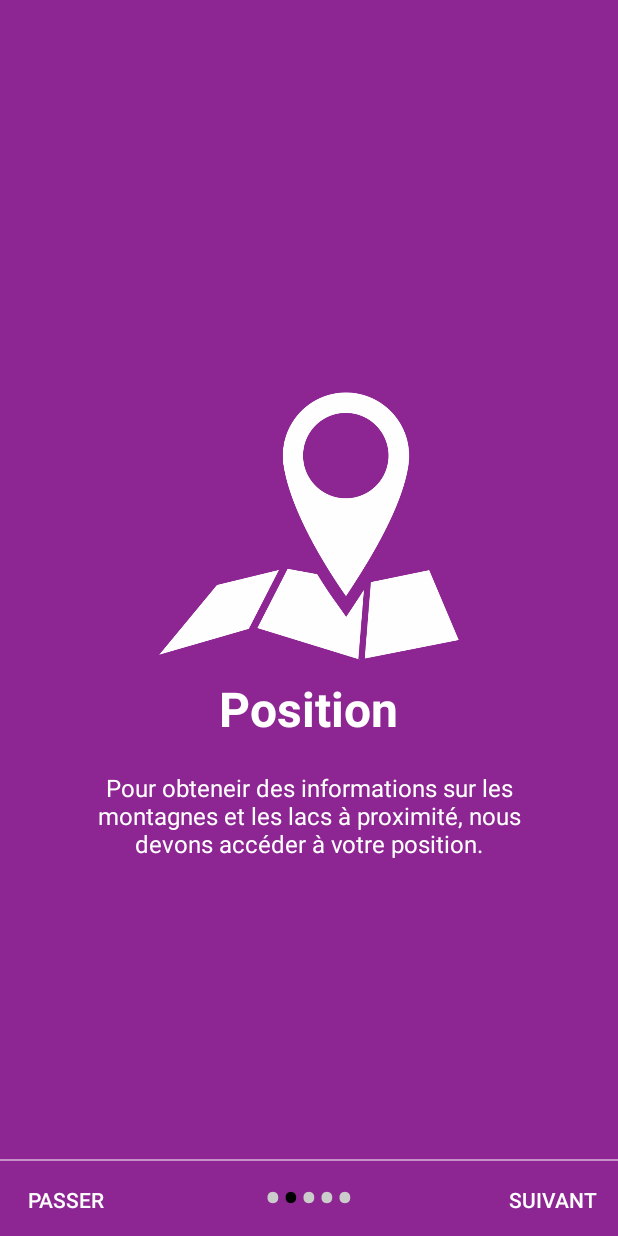
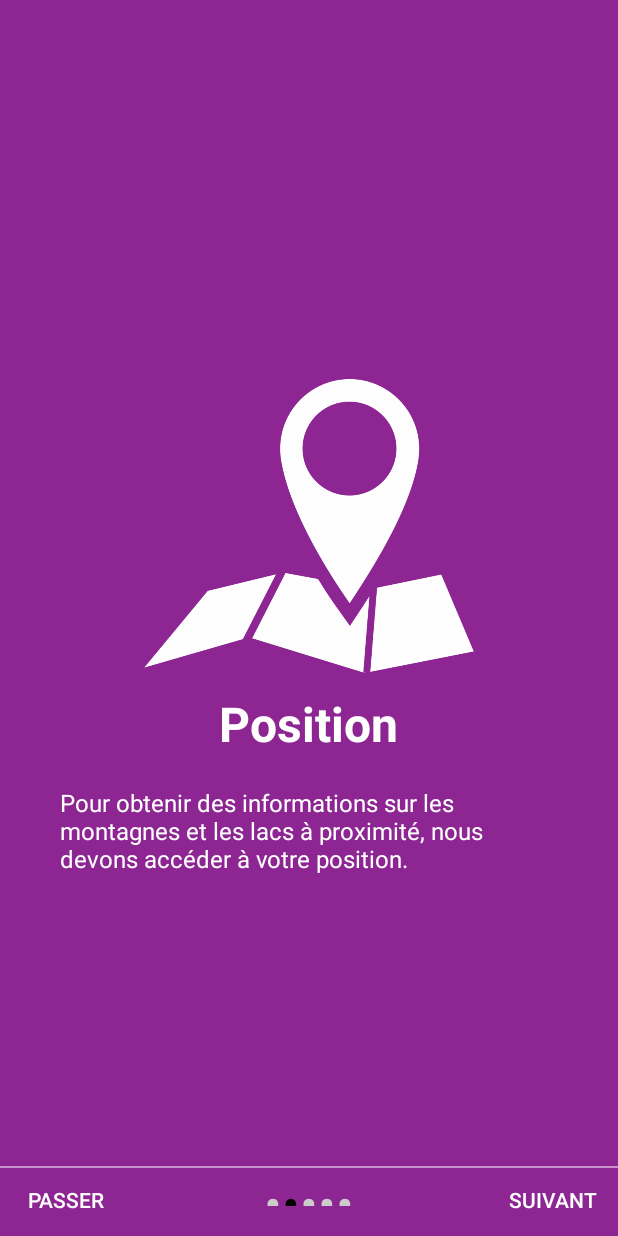
Before and after one commit to darkAlvarado/Projet-Mountain, an Android app: the TutoActivity screen opened directly, with no data from a screen before it, after a tap on "SUIVANT", on a phone screen of 412 x 824 dp. Run offline under Robolectric (Android 15) with nearby library versions, the light colour scheme and no system bars; Roboto replaces fonts that are not available here.

Commit message:
Colors
Modification dans la coleur

```diff
--- a/app/src/main/res/layout/app_bar_main.xml
+++ b/app/src/main/res/layout/app_bar_main.xml
@@ -12,9 +12,6 @@
         android:layout_height="58dp"
         android:layout_gravity="bottom|end"
         android:layout_margin="@dimen/fab_margin"
-        android:tint="@android:color/transparent"
-        app:backgroundTint="@color/cast_libraries_material_featurehighlight_text_header_color"
-        app:fabSize="mini"
         app:rippleColor="#439644"
         app:srcCompat="@drawable/camera"
         tools:layout_editor_absoluteY="486dp"/>
@@ -28,7 +25,6 @@
             android:id="@+id/toolbar"
             android:layout_width="match_parent"
             android:layout_height="?attr/actionBarSize"
-            android:background="@android:color/holo_green_dark"
             app:popupTheme="@style/AppTheme.PopupOverlay"/>
 
     </android.support.design.widget.AppBarLayout>
--- a/app/src/main/res/layout/intro1.xml
+++ b/app/src/main/res/layout/intro1.xml
@@ -32,7 +32,7 @@
             android:paddingLeft="@dimen/desc_padding"
             android:paddingRight="@dimen/desc_padding"
             android:text="@string/desc_intro"
-            android:textAlignment="center"
+            android:textAlignment="inherit"
             android:textColor="@android:color/white"
             android:textSize="@dimen/slide_desc" />
 
--- a/app/src/main/res/layout/intro2.xml
+++ b/app/src/main/res/layout/intro2.xml
@@ -32,7 +32,7 @@
             android:paddingLeft="@dimen/desc_padding"
             android:paddingRight="@dimen/desc_padding"
             android:text="@string/desc_slide1"
-            android:textAlignment="center"
+            android:textAlignment="inherit"
             android:textColor="@android:color/white"
             android:textSize="@dimen/slide_desc" />
 
--- a/app/src/main/res/layout/intro3.xml
+++ b/app/src/main/res/layout/intro3.xml
@@ -32,7 +32,7 @@
             android:paddingLeft="@dimen/desc_padding"
             android:paddingRight="@dimen/desc_padding"
             android:text="@string/desc_slide2"
-            android:textAlignment="center"
+            android:textAlignment="inherit"
             android:textColor="@android:color/white"
             android:textSize="@dimen/slide_desc" />
 
--- a/app/src/main/res/layout/intro4.xml
+++ b/app/src/main/res/layout/intro4.xml
@@ -32,7 +32,7 @@
             android:paddingLeft="@dimen/desc_padding"
             android:paddingRight="@dimen/desc_padding"
             android:text="@string/desc_slide3"
-            android:textAlignment="center"
+            android:textAlignment="inherit"
             android:textColor="@android:color/white"
             android:textSize="@dimen/slide_desc" />
 
--- a/app/src/main/res/layout/intro5.xml
+++ b/app/src/main/res/layout/intro5.xml
@@ -32,7 +32,7 @@
             android:paddingLeft="@dimen/desc_padding"
             android:paddingRight="@dimen/desc_padding"
             android:text="@string/desc_tuto4"
-            android:textAlignment="center"
+            android:textAlignment="inherit"
             android:textColor="@android:color/white"
             android:textSize="@dimen/slide_desc" />
 
--- a/app/src/main/res/values/colors.xml
+++ b/app/src/main/res/values/colors.xml
@@ -1,8 +1,8 @@
 <?xml version="1.0" encoding="utf-8"?>
 <resources>
-    <color name="colorPrimary">#3f51b5</color>
-    <color name="colorPrimaryDark">#303F9F</color>
-    <color name="colorAccent">#ff4081</color>
+    <color name="colorPrimary">#12c671</color>
+    <color name="colorPrimaryDark">#13A962</color>
+    <color name="colorAccent">#13A962</color>
 
     <!-- Screens background -->
     <color name="bg_screen1">#a61100</color>
--- a/app/src/main/res/values/dimens.xml
+++ b/app/src/main/res/values/dimens.xml
@@ -8,11 +8,11 @@
 
 
     <!-- Intro Screen -->
-    <dimen name="dots_height">30dp</dimen>
+    <dimen name="dots_height">25dp</dimen>
     <dimen name="dots_bottom_margin">20dp</dimen>
-    <dimen name="img_width">200dp</dimen>
-    <dimen name="img_height">200dp</dimen>
-    <dimen name="slide_title">32sp</dimen>
-    <dimen name="slide_desc">16sp</dimen>
+    <dimen name="img_width">220dp</dimen>
+    <dimen name="img_height">220dp</dimen>
+    <dimen name="slide_title">32dp</dimen>
+    <dimen name="slide_desc">16dp</dimen>
     <dimen name="desc_padding">40dp</dimen>
 </resources>
--- a/app/src/main/res/values/strings.xml
+++ b/app/src/main/res/values/strings.xml
@@ -1,5 +1,5 @@
 <resources>
-    <string name="app_name">Mountain Companion - V.1</string>
+    <string name="app_name">Mountain Companion</string>
 
     <string name="navigation_drawer_open">Open navigation drawer</string>
     <string name="navigation_drawer_close">Close navigation drawer</string>
@@ -174,18 +174,18 @@ Yassine Zekri\n
     </string>
     <string name="title_slide1">Position</string>
     <string name="desc_slide1">
-        Pour obteneir des informations sur les montagnes et les lacs à proximité, nous devons accéder à votre position.
+        Pour obtenir des informations sur les montagnes et les lacs à proximité, nous devons accéder à votre position.
     </string>
     <string name="title_slide2">Connexion Internet</string>
     <string name="desc_slide2">
         Par défaut, Mountain Companion nécessite une connexion Internet pour charger la carte.\n\n
-        Cependant, il est possible de télécharger une zone et l\'application fonctionnera sans connexion Internet das les régions couvertes par celle-ci.\n\n
+        Cependant, il est possible de télécharger une zone et l\'application fonctionnera sans connexion Internet dans les régions couvertes par celle-ci.\n\n
         Vous pouvez voir les téléchargements depuis le menu de l\'application.
     </string>
     <string name="title_slide3">Montagnes</string>
     <string name="desc_slide3">
         Mountain Companion est une application qui permet d\'estimer la position des montagnes, elle doit
-        donc être utilisée dans un evironnement où les montagnes sont visibles.
+        donc être utilisée dans un environnement où les montagnes sont visibles.
     </string>
 
     <string name="tuto4">Allez-y</string>
--- a/app/src/main/res/xml/pref_general.xml
+++ b/app/src/main/res/xml/pref_general.xml
@@ -16,12 +16,6 @@
         android:selectAllOnFocus="true"
         android:singleLine="true"
         android:title="@string/pref_radius"/>
-    <EditTextPreference
-        android:defaultValue="20"
-        android:key="@string/key_max_distance"
-        android:selectAllOnFocus="true"
-        android:singleLine="true"
-        android:title="@string/pref_max_distance" />
     <ListPreference
         android:defaultValue="3"
         android:entries="@array/pref_choix_style_carte"
--- a/app/src/main/res/xml/pref_headers.xml
+++ b/app/src/main/res/xml/pref_headers.xml
@@ -6,5 +6,4 @@
         android:fragment="iut_bm_lp.projet_mountaincompanion_v1.views.Preferences.SettingsActivity$GeneralPreferenceFragment"
         android:icon="@drawable/ic_info_black_24dp"
         android:title="@string/pref_header_general" />
-
 </preference-headers>
```
Also changed, not shown: app/src/main/java/iut_bm_lp/projet_mountaincompanion_v1/views/Preferences/SettingsActivity.java (+1 -62 lines), 35 other files.
